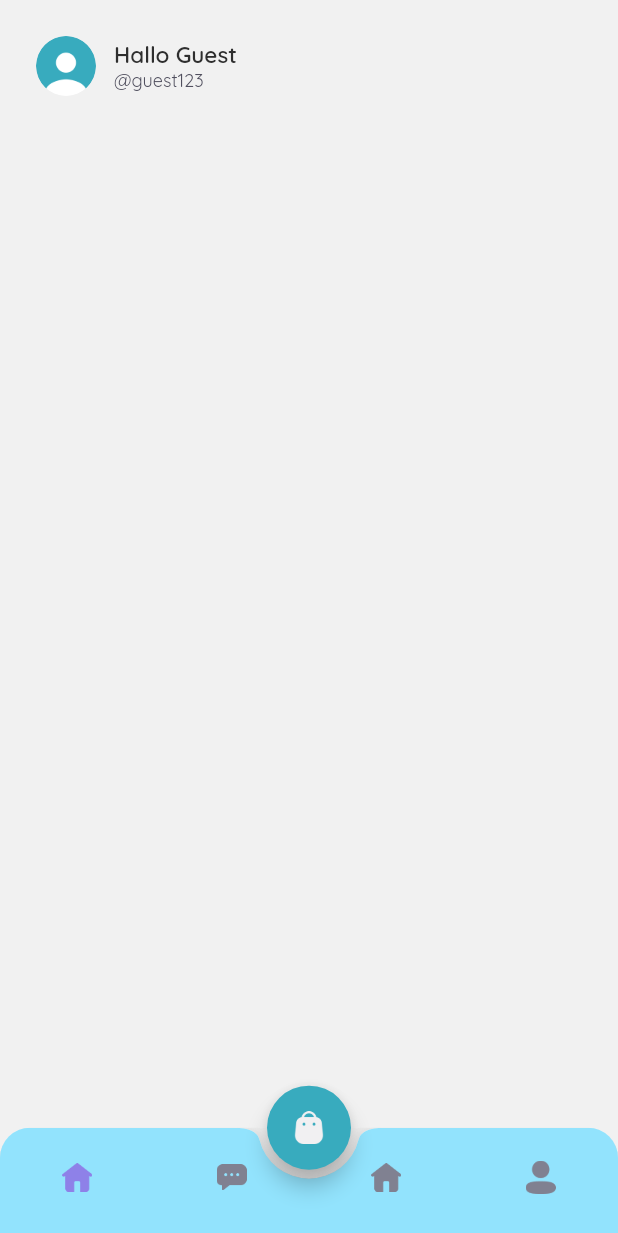
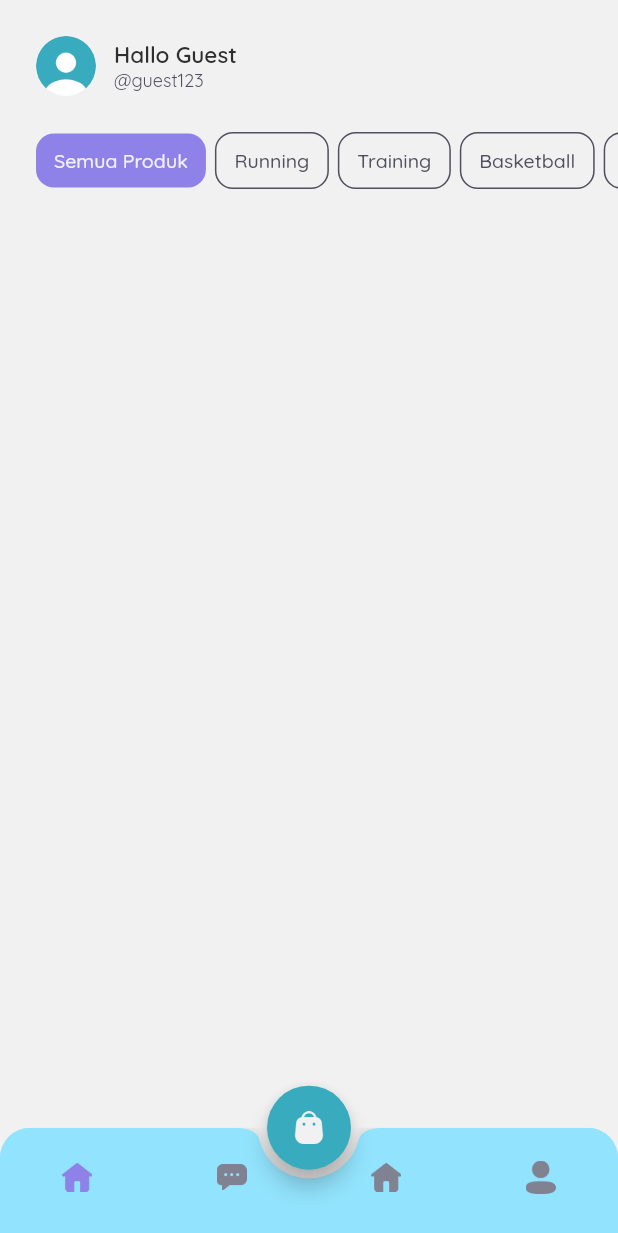
Before and after one commit to mddirga/market-frontend-flutter, a Flutter app: the MainPage screen opened by its route, on a phone screen of 412 x 824 dp. Shown: the top 1233 px of the screen. Run offline on Flutter 3.47's test engine with Material 2 defaults, Android fonts, the phone set to English and light mode, and no system bars.

Commit message:
Home Page - Categories

```diff
--- a/lib/pages/home/home_page.dart
+++ b/lib/pages/home/home_page.dart
@@ -54,9 +54,130 @@ class HomePage extends StatelessWidget {
       );
     }
 
+    Widget categories() {
+      return Container(
+        margin: EdgeInsets.only(
+          top: defaultMargin,
+        ),
+        child: SingleChildScrollView(
+          scrollDirection: Axis.horizontal,
+          child: Row(
+            children: [
+              SizedBox(
+                width: defaultMargin,
+              ),
+              Container(
+                padding: const EdgeInsets.symmetric(
+                  horizontal: 12,
+                  vertical: 10,
+                ),
+                margin: const EdgeInsets.only(right: 6),
+                decoration: BoxDecoration(
+                  borderRadius: BorderRadius.circular(12),
+                  color: primaryColor,
+                ),
+                child: Text(
+                  'Semua Produk',
+                  style: secondaryTextStyle.copyWith(
+                    fontSize: 13,
+                    fontWeight: medium,
+                  ),
+                ),
+              ),
+              Container(
+                padding: const EdgeInsets.symmetric(
+                  horizontal: 12,
+                  vertical: 10,
+                ),
+                margin: const EdgeInsets.only(right: 6),
+                decoration: BoxDecoration(
+                  borderRadius: BorderRadius.circular(12),
+                  color: transparentColor,
+                  border: Border.all(
+                    color: subtitleColor,
+                  ),
+                ),
+                child: Text(
+                  'Running',
+                  style: subtitleTextStyle.copyWith(
+                    fontSize: 13,
+                    fontWeight: medium,
+                  ),
+                ),
+              ),
+              Container(
+                padding: const EdgeInsets.symmetric(
+                  horizontal: 12,
+                  vertical: 10,
+                ),
+                margin: const EdgeInsets.only(right: 6),
+                decoration: BoxDecoration(
+                  borderRadius: BorderRadius.circular(12),
+                  color: transparentColor,
+                  border: Border.all(
+                    color: subtitleColor,
+                  ),
+                ),
+                child: Text(
+                  'Training',
+                  style: subtitleTextStyle.copyWith(
+                    fontSize: 13,
+                    fontWeight: medium,
+                  ),
+                ),
+              ),
+              Container(
+                padding: const EdgeInsets.symmetric(
+                  horizontal: 12,
+                  vertical: 10,
+                ),
+                margin: const EdgeInsets.only(right: 6),
+                decoration: BoxDecoration(
+                  borderRadius: BorderRadius.circular(12),
+                  color: transparentColor,
+                  border: Border.all(
+                    color: subtitleColor,
+                  ),
+                ),
+                child: Text(
+                  'Basketball',
+                  style: subtitleTextStyle.copyWith(
+                    fontSize: 13,
+                    fontWeight: medium,
+                  ),
+                ),
+              ),
+              Container(
+                padding: const EdgeInsets.symmetric(
+                  horizontal: 12,
+                  vertical: 10,
+                ),
+                margin: const EdgeInsets.only(right: 6),
+                decoration: BoxDecoration(
+                  borderRadius: BorderRadius.circular(12),
+                  color: transparentColor,
+                  border: Border.all(
+                    color: subtitleColor,
+                  ),
+                ),
+                child: Text(
+                  'Hiking',
+                  style: subtitleTextStyle.copyWith(
+                    fontSize: 13,
+                    fontWeight: medium,
+                  ),
+                ),
+              ),
+            ],
+          ),
+        ),
+      );
+    }
+
     return ListView(
       children: [
         header(),
+        categories(),
       ],
     );
   }
```
